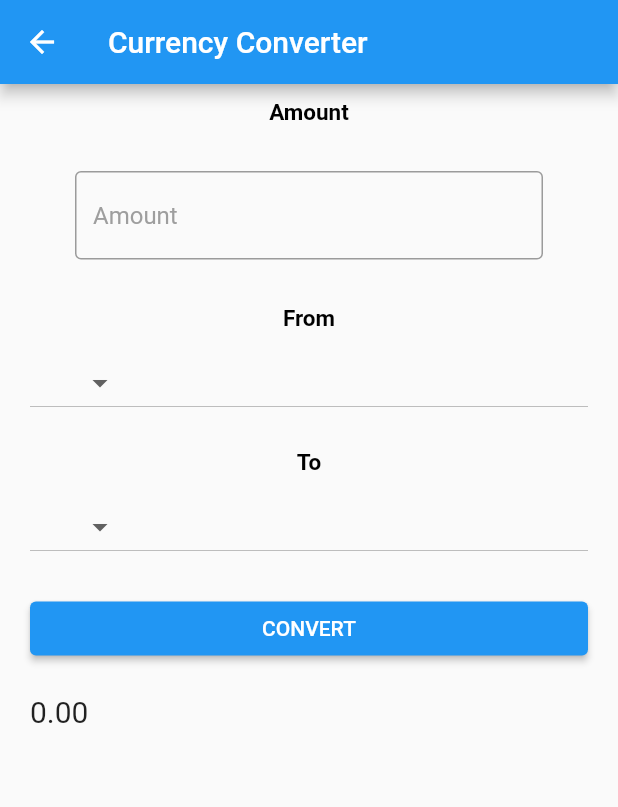
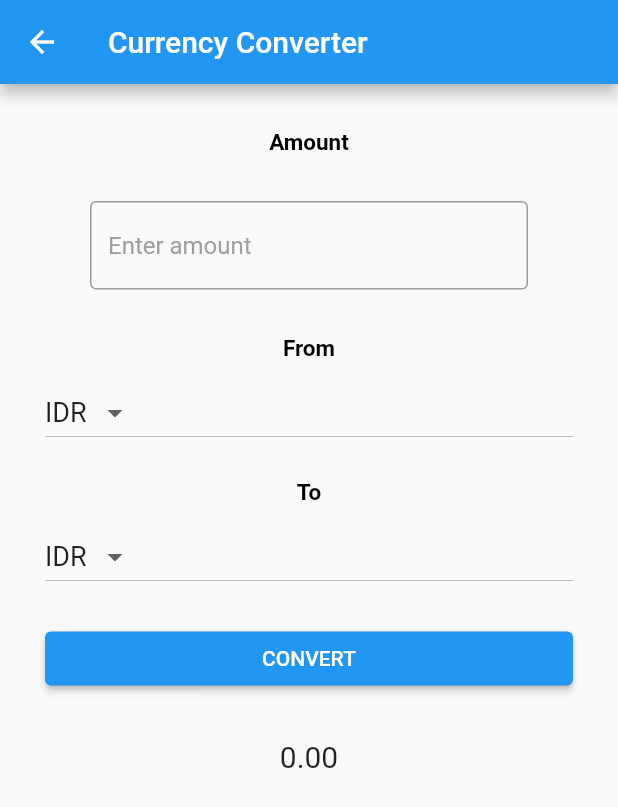
Before and after one commit to arnetajuniar/ProjectAkhir_TPM, a Flutter app: the ConvertCurrency screen opened directly, after a tap on "CONVERT", on a phone screen of 412 x 824 dp. Shown: the top 807 px of the screen. Run offline on Flutter 3.47's test engine with Material 2 defaults, Android fonts, the phone set to English and light mode, and no system bars; our stand-ins replace google_fonts.

Commit message:
currency conv

```diff
--- a/lib/view/currency_converter.dart
+++ /dev/null
@@ -1,257 +0,0 @@
-import 'dart:convert';
-import 'dart:async';
-import 'package:flutter/material.dart';
-import 'package:http/http.dart' as http;
-
-class ConvertCurrency extends StatefulWidget {
-  const ConvertCurrency({Key? key}) : super(key: key);
-
-  @override
-  State<ConvertCurrency> createState() => _ConvertCurrencyState();
-}
-
-class _ConvertCurrencyState extends State<ConvertCurrency> {
-  final TextEditingController inputAmountData = TextEditingController();
-
-  late double dataInput;
-  late double dataOutput;
-  late String inputCurrency;
-  late String outputCurrency;
-  late String resultData;
-
-  @override
-  void initState() {
-    super.initState();
-    dataInput = 0;
-    inputCurrency = 'IDR';
-    outputCurrency = 'IDR';
-    resultData = '';
-  }
-
-  void _onInputChanged(String value) {
-    setState(() {
-      dataInput = double.tryParse(value) ?? 0;
-    });
-  }
-
-  void _onCurrencyInputChanged(String? value) {
-    setState(() {
-      inputCurrency = value ?? 'IDR';
-    });
-  }
-
-  void _onCurrencyOutputChanged(String? value) {
-    setState(() {
-      outputCurrency = value ?? 'IDR';
-    });
-  }
-
-  void _convertCurrency() {
-    setState(() {
-      switch (inputCurrency) {
-        case 'IDR':
-          switch (outputCurrency) {
-            case 'IDR':
-              dataOutput = dataInput;
-              break;
-            case 'USD':
-              dataOutput = dataInput / 14800;
-              break;
-            case 'SGD':
-              dataOutput = dataInput / 11000;
-              break;
-            case 'JPY':
-              dataOutput = dataInput / 108;
-              break;
-            case 'EUR':
-              dataOutput = dataInput / 1600;
-              break;
-          }
-          break;
-        case 'USD':
-          switch (outputCurrency) {
-            case 'IDR':
-              dataOutput = dataInput * 14800;
-              break;
-            case 'USD':
-              dataOutput = dataInput;
-              break;
-            case 'SGD':
-              dataOutput = dataInput * 1.34;
-              break;
-            case 'JPY':
-              dataOutput = dataInput * 138;
-              break;
-            case 'EUR':
-              dataOutput = dataInput * 0.92;
-              break;
-          }
-          break;
-        case 'SGD':
-          switch (outputCurrency) {
-            case 'IDR':
-              dataOutput = dataInput * 11000;
-              break;
-            case 'USD':
-              dataOutput = dataInput * 0.74;
-              break;
-            case 'SGD':
-              dataOutput = dataInput;
-              break;
-            case 'JPY':
-              dataOutput = dataInput * 102;
-              break;
-            case 'EUR':
-              dataOutput = dataInput * 0.68;
-              break;
-          }
-          break;
-        case 'JPY':
-          switch (outputCurrency) {
-            case 'IDR':
-              dataOutput = dataInput * 108;
-              break;
-            case 'USD':
-              dataOutput = dataInput * 0.007;
-              break;
-            case 'SGD':
-              dataOutput = dataInput * 0.009;
-              break;
-            case 'JPY':
-              dataOutput = dataInput;
-              break;
-            case 'EUR':
-              dataOutput = dataInput * 0.006;
-              break;
-          }
-          break;
-        case 'EUR':
-          switch (outputCurrency) {
-            case 'IDR':
-              dataOutput = dataInput * 16000;
-              break;
-            case 'USD':
-              dataOutput = dataInput * 1.08;
-              break;
-            case 'SGD':
-              dataOutput = dataInput * 1.45;
-              break;
-            case 'JPY':
-              dataOutput = dataInput * 149;
-              break;
-            case 'EUR':
-              dataOutput = dataInput;
-              break;
-          }
-          break;
-      }
-      resultData = dataOutput.toStringAsFixed(2);
-    });
-  }
-
-  @override
-  Widget build(BuildContext context) {
-    return SafeArea(
-        child: Scaffold(
-      appBar: AppBar(
-        title: const Text("Currency Converter"),
-      ),
-      body: Padding(
-        padding: const EdgeInsets.fromLTRB(20, 0, 20, 0),
-        child: ListView(
-          children: [
-            const SizedBox(
-              height: 10,
-            ),
-            const Center(
-              child: Text(
-                "Amount",
-                style: TextStyle(
-                  fontSize: 15,
-                  fontWeight: FontWeight.bold,
-                  color: Colors.black,
-                ),
-              ),
-            ),
-            Container(
-              padding: const EdgeInsets.all(10),
-              margin: const EdgeInsets.all(20),
-              decoration:
-                  BoxDecoration(borderRadius: BorderRadius.circular(15)),
-              child: TextField(
-                onChanged: _onInputChanged,
-                controller: inputAmountData,
-                keyboardType: TextInputType.number,
-                decoration: const InputDecoration(
-                    hintText: "Amount",
-                    hintStyle: TextStyle(color: Colors.grey),
-                    border: OutlineInputBorder()),
-              ),
-            ),
-            const Center(
-              child: Text(
-                "From",
-                style: TextStyle(
-                  fontSize: 15,
-                  fontWeight: FontWeight.bold,
-                  color: Colors.black,
-                ),
-              ),
-            ),
-            const SizedBox(
-              height: 10,
-            ),
-            DropdownButton<String>(
-              items: const <String>['IDR', 'USD', 'SGD', 'JPY', 'EUR']
-                  .map<DropdownMenuItem<String>>((String value) {
-                return DropdownMenuItem<String>(
-                    child: Text(value, style: const TextStyle(fontSize: 18)));
-              }).toList(),
-              value: inputCurrency,
-              onChanged: _onCurrencyInputChanged,
-            ),
-            const SizedBox(
-              height: 20,
-            ),
-            const Center(
-              child: Text(
-                "To",
-                style: TextStyle(
-                  fontSize: 15,
-                  fontWeight: FontWeight.bold,
-                  color: Colors.black,
-                ),
-              ),
-            ),
-            const SizedBox(
-              height: 10,
-            ),
-            DropdownButton<String>(
-              items: const <String>['IDR', 'USD', 'SGD', 'JPY', 'EUR']
-                  .map<DropdownMenuItem<String>>((String value) {
-                return DropdownMenuItem<String>(
-                    child: Text(value, style: const TextStyle(fontSize: 18)));
-              }).toList(),
-              value: outputCurrency,
-              onChanged: _onCurrencyOutputChanged,
-            ),
-            const SizedBox(
-              height: 20,
-            ),
-            ElevatedButton(
-              onPressed: _convertCurrency,
-              child: const Text("CONVERT"),
-            ),
-            const SizedBox(
-              height: 20,
-            ),
-            Text(
-              resultData,
-              style: const TextStyle(fontSize: 20),
-            ),
-          ],
-        ),
-      ),
-    ));
-  }
-}
--- a/lib/view/page_currency_converter.dart
+++ b/lib/view/page_currency_converter.dart
@@ -1,156 +1,260 @@
 import 'package:flutter/material.dart';
-import 'package:project_tpm/service/api_client.dart';
-import 'package:project_tpm/view/widget/drop_down.dart';
 
-class CurrencyConverter extends StatefulWidget {
-  const CurrencyConverter({Key? key}) : super(key: key);
+class ConvertCurrency extends StatefulWidget {
+  const ConvertCurrency({Key? key}) : super(key: key);
 
   @override
-  State<CurrencyConverter> createState() => _CurrencyConverterState();
+  State<ConvertCurrency> createState() => _ConvertCurrencyState();
 }
 
-class _CurrencyConverterState extends State<CurrencyConverter> {
-  //instance for API client
-  ApiClient client = ApiClient();
+class _ConvertCurrencyState extends State<ConvertCurrency> {
+  final TextEditingController inputAmountData = TextEditingController();
 
-  //setting the variables
-  late List<String> currencies;
-  late String from;
-  late String to;
-
-  //variables for exchange rate
-  late double rate;
-  String result = "";
-
-  Future<List<String>> getCurrencyList() async {
-    return await client.getCurrencies();
-  }
+  late double dataInput;
+  late double dataOutput;
+  late String inputCurrency;
+  late String outputCurrency;
+  late String resultData;
 
   @override
   void initState() {
     super.initState();
-    (() async {
-      List<String> list = await client.getCurrencies();
+    dataInput = 0;
+    inputCurrency = 'IDR';
+    outputCurrency = 'IDR';
+    resultData = '';
+  }
+
+  void _onInputChanged(String value) {
     setState(() {
-        currencies = list;
+      dataInput = double.tryParse(value) ?? 0;
     });
-    })();
+  }
+
+  void _onCurrencyInputChanged(String? value) {
+    setState(() {
+      inputCurrency = value ?? 'IDR';
+    });
+  }
+
+  void _onCurrencyOutputChanged(String? value) {
+    setState(() {
+      outputCurrency = value ?? 'IDR';
+    });
+  }
+
+  void _convertCurrency() {
+    setState(() {
+      switch (inputCurrency) {
+        case 'IDR':
+          switch (outputCurrency) {
+            case 'IDR':
+              dataOutput = dataInput;
+              break;
+            case 'USD':
+              dataOutput = dataInput / 14800;
+              break;
+            case 'SGD':
+              dataOutput = dataInput / 11000;
+              break;
+            case 'JPY':
+              dataOutput = dataInput / 108;
+              break;
+            case 'EUR':
+              dataOutput = dataInput / 1600;
+              break;
+          }
+          break;
+        case 'USD':
+          switch (outputCurrency) {
+            case 'IDR':
+              dataOutput = dataInput * 14800;
+              break;
+            case 'USD':
+              dataOutput = dataInput;
+              break;
+            case 'SGD':
+              dataOutput = dataInput * 1.34;
+              break;
+            case 'JPY':
+              dataOutput = dataInput * 138;
+              break;
+            case 'EUR':
+              dataOutput = dataInput * 0.92;
+              break;
+          }
+          break;
+        case 'SGD':
+          switch (outputCurrency) {
+            case 'IDR':
+              dataOutput = dataInput * 11000;
+              break;
+            case 'USD':
+              dataOutput = dataInput * 0.74;
+              break;
+            case 'SGD':
+              dataOutput = dataInput;
+              break;
+            case 'JPY':
+              dataOutput = dataInput * 102;
+              break;
+            case 'EUR':
+              dataOutput = dataInput * 0.68;
+              break;
+          }
+          break;
+        case 'JPY':
+          switch (outputCurrency) {
+            case 'IDR':
+              dataOutput = dataInput * 108;
+              break;
+            case 'USD':
+              dataOutput = dataInput * 0.007;
+              break;
+            case 'SGD':
+              dataOutput = dataInput * 0.009;
+              break;
+            case 'JPY':
+              dataOutput = dataInput;
+              break;
+            case 'EUR':
+              dataOutput = dataInput * 0.006;
+              break;
+          }
+          break;
+        case 'EUR':
+          switch (outputCurrency) {
+            case 'IDR':
+              dataOutput = dataInput * 16000;
+              break;
+            case 'USD':
+              dataOutput = dataInput * 1.08;
+              break;
+            case 'SGD':
+              dataOutput = dataInput * 1.45;
+              break;
+            case 'JPY':
+              dataOutput = dataInput * 149;
+              break;
+            case 'EUR':
+              dataOutput = dataInput;
+              break;
+          }
+          break;
+      }
+      resultData = dataOutput.toStringAsFixed(2);
+    });
   }
 
   @override
   Widget build(BuildContext context) {
-    return Scaffold(
+    return SafeArea(
+        child: Scaffold(
       appBar: AppBar(
         title: const Text("Currency Converter"),
       ),
-      body: SafeArea(
-        child: Padding(
-          padding: const EdgeInsets.all(15),
-          child: Column(
-            mainAxisAlignment: MainAxisAlignment.start,
-            crossAxisAlignment: CrossAxisAlignment.start,
+      body: Padding(
+        padding:
+            const EdgeInsets.only(top: 20, left: 30, right: 30, bottom: 15),
+        child: ListView(
           children: [
             const SizedBox(
-                width: 200,
+              height: 10,
+            ),
+            const Center(
               child: Text(
-                  "Currency Converter",
+                "Amount",
                 style: TextStyle(
-                    color: Colors.white,
-                    fontSize: 36,
+                  fontSize: 15,
                   fontWeight: FontWeight.bold,
+                  color: Colors.black,
                 ),
               ),
             ),
-              Expanded(
-                  child: Center(
-                child: Column(
-                  mainAxisAlignment: MainAxisAlignment.center,
-                  crossAxisAlignment: CrossAxisAlignment.center,
-                  children: [
-                    TextField(
-                      onSubmitted: (value) async {
-                        rate = await client.getRate(from, to);
-                        setState(() {
-                          result =
-                              (rate * double.parse(value)).toStringAsFixed(3);
-                        });
-                      },
+            Container(
+              padding: const EdgeInsets.all(10),
+              margin: const EdgeInsets.all(20),
+              decoration:
+                  BoxDecoration(borderRadius: BorderRadius.circular(15)),
+              child: TextField(
+                onChanged: _onInputChanged,
+                controller: inputAmountData,
+                keyboardType: TextInputType.number,
                 decoration: const InputDecoration(
-                          filled: true,
-                          fillColor: Colors.white,
-                          labelText: "Input value to convert",
-                          labelStyle: TextStyle(
-                              fontWeight: FontWeight.normal,
-                              fontSize: 18,
-                              color: Colors.black)),
-                      style: const TextStyle(
+                    hintText: "Enter amount",
+                    hintStyle: TextStyle(color: Colors.grey),
+                    border: OutlineInputBorder()),
+              ),
+            ),
+            const Center(
+              child: Text(
+                "From",
+                style: TextStyle(
+                  fontSize: 15,
+                  fontWeight: FontWeight.bold,
                   color: Colors.black,
-                        fontSize: 25,
-                        fontWeight: FontWeight.bold,
                 ),
-                      textAlign: TextAlign.center,
-                      keyboardType: TextInputType.number,
+              ),
+            ),
+            const SizedBox(
+              height: 10,
+            ),
+            DropdownButton<String>(
+              value: inputCurrency,
+              elevation: 15,
+              onChanged: _onCurrencyInputChanged,
+              items: const <String>['IDR', 'USD', 'SGD', 'JPY', 'EUR']
+                  .map<DropdownMenuItem<String>>((String value) {
+                return DropdownMenuItem<String>(
+                    value: value,
+                    child: Text(value, style: const TextStyle(fontSize: 18)));
+              }).toList(),
             ),
             const SizedBox(
               height: 20,
             ),
-                    Row(
-                      mainAxisAlignment: MainAxisAlignment.spaceBetween,
-                      children: [
-                        customDropDown(currencies, from, (val) {
-                          setState(() {
-                            from = val;
-                          });
-                        }),
-                        FloatingActionButton(
-                          onPressed: () {
-                            String temp = from;
-                            setState(() {
-                              from = to;
-                              to = temp;
-                            });
-                          },
-                          child: const Icon(Icons.swap_horiz),
-                          elevation: 0,
-                        ),
-                        customDropDown(currencies, to, (val) {
-                          setState(() {
-                            to = val;
-                          });
-                        }),
-                      ],
-                    ),
-                    const SizedBox(height: 50),
-                    Container(
-                      width: double.infinity,
-                      padding: const EdgeInsets.all(15),
-                      decoration: BoxDecoration(
-                        color: Colors.blue,
-                        borderRadius: BorderRadius.circular(8),
-                      ),
-                      child: Column(
-                        children: [
-                          const Text(
-                            "Result",
+            const Center(
+              child: Text(
+                "To",
                 style: TextStyle(
+                  fontSize: 15,
+                  fontWeight: FontWeight.bold,
                   color: Colors.black,
-                              fontSize: 25,
-                              fontWeight: FontWeight.bold,
                 ),
               ),
-                          Text(result,
-                              style: const TextStyle(
-                                  fontSize: 30, fontWeight: FontWeight.bold)),
-                        ],
             ),
-                    )
-                  ],
+            const SizedBox(
+              height: 10,
             ),
-              ))
+            DropdownButton<String>(
+              value: outputCurrency,
+              elevation: 15,
+              onChanged: _onCurrencyOutputChanged,
+              items: const <String>['IDR', 'USD', 'SGD', 'JPY', 'EUR']
+                  .map<DropdownMenuItem<String>>((String value) {
+                return DropdownMenuItem<String>(
+                    value: value,
+                    child: Text(value, style: const TextStyle(fontSize: 18)));
+              }).toList(),
+            ),
+            const SizedBox(
+              height: 20,
+            ),
+            ElevatedButton(
+              onPressed: _convertCurrency,
+              child: const Text("CONVERT"),
+            ),
+            const SizedBox(
+              height: 30,
+            ),
+            Text(
+              resultData,
+              textAlign: TextAlign.center,
+              style: const TextStyle(fontSize: 20),
+            ),
           ],
         ),
       ),
-      ),
-    );
+    ));
   }
 }
--- a/lib/view/page_feedback.dart
+++ b/lib/view/page_feedback.dart
@@ -18,7 +18,7 @@ class _FeedbackPageState extends State<FeedbackPage> {
         body: ListView(
           children: [
             SizedBox(
-              height: 300,
+              height: 320,
               width: 50,
               child: Container(
                 margin: const EdgeInsets.all(15),
@@ -46,7 +46,7 @@ class _FeedbackPageState extends State<FeedbackPage> {
                     Container(
                       padding: const EdgeInsets.all(15),
                       child: const Text(
-                          "Pada mata kuliah ini, antara teori dan praktik berjalan dengan seimbang. Meskipun saya mengalami beberapa kesulitan saat mengerjakan tugas dan menyebabkan hasil yang kurang sempurna, sebenarnya saya hanya butuh lebih banyak waktu.\nUntuk dosen mata kuliah ini, Pak Bagus, terima kasih telah berbagi ilmu dan membimbing kami dengan baik. Walaupun mata kuliah ini tidak bisa dianggap mudah, tetapi gurauan di tengah proses belajar tidak sedikit membantu saya melewati hari Jumat setiap minggunya. Semoga usaha kami membuahkan hasil yang cukup baik untuk dapat dinyatakan lulus di mata kuliah ini."),
+                          "Pada mata kuliah ini, antara teori dan praktik berjalan dengan seimbang. Meskipun saya mengalami beberapa kesulitan saat mengerjakan tugas dan menyebabkan hasil yang kurang sempurna, sebenarnya saya hanya perlu untuk mengatur waktu dengan lebih baik.\nUntuk dosen mata kuliah ini, Pak Bagus, terima kasih telah berbagi ilmu dan membimbing kami dengan baik. Walaupun mata kuliah ini tidak bisa dianggap mudah, tetapi gurauan di tengah proses belajar tidak sedikit membantu saya melewati hari Jumat setiap minggunya. Semoga usaha kami membuahkan hasil yang cukup baik untuk dapat dinyatakan lulus di mata kuliah ini."),
                     ),
                   ],
                 ),
--- a/lib/view/page_home.dart
+++ b/lib/view/page_home.dart
@@ -1,4 +1,5 @@
 import 'package:flutter/material.dart';
+import 'package:project_tpm/view/page_currency_converter.dart';
 import 'package:project_tpm/view/page_currency_converter.dart';
 import 'package:project_tpm/view/page_feedback.dart';
 import 'package:project_tpm/view/page_search_books.dart';
@@ -65,7 +66,7 @@ class _HomePageState extends State<HomePage> {
                   onTap: () {
                     Navigator.push(context,
                         MaterialPageRoute(builder: (context) {
-                      return CurrencyConverter();
+                      return ConvertCurrency();
                     }));
                   },
                   splashColor: Colors.blue,
--- a/lib/view/page_profile.dart
+++ b/lib/view/page_profile.dart
@@ -39,7 +39,8 @@ class _ProfilePageState extends State<ProfilePage> {
                       padding: const EdgeInsets.all(10),
                       child: const CircleAvatar(
                         radius: 70,
-                        backgroundImage: AssetImage('assets/img/arneta.jpg'),
+                        backgroundImage:
+                            AssetImage('assets/img/foto_arneta.jpg'),
                       ),
                     ),
                     Container(
--- a/pubspec.yaml
+++ b/pubspec.yaml
@@ -58,7 +58,7 @@ dev_dependencies:
 flutter:
 
   assets:
-    - assets/img/arneta.jpg
+    - assets/img/foto_arneta.jpg
 
   # The following line ensures that the Material Icons font is
   # included with your application, so that you can use the icons in
```
Lines whose indentation alone changed are shown as unchanged.
